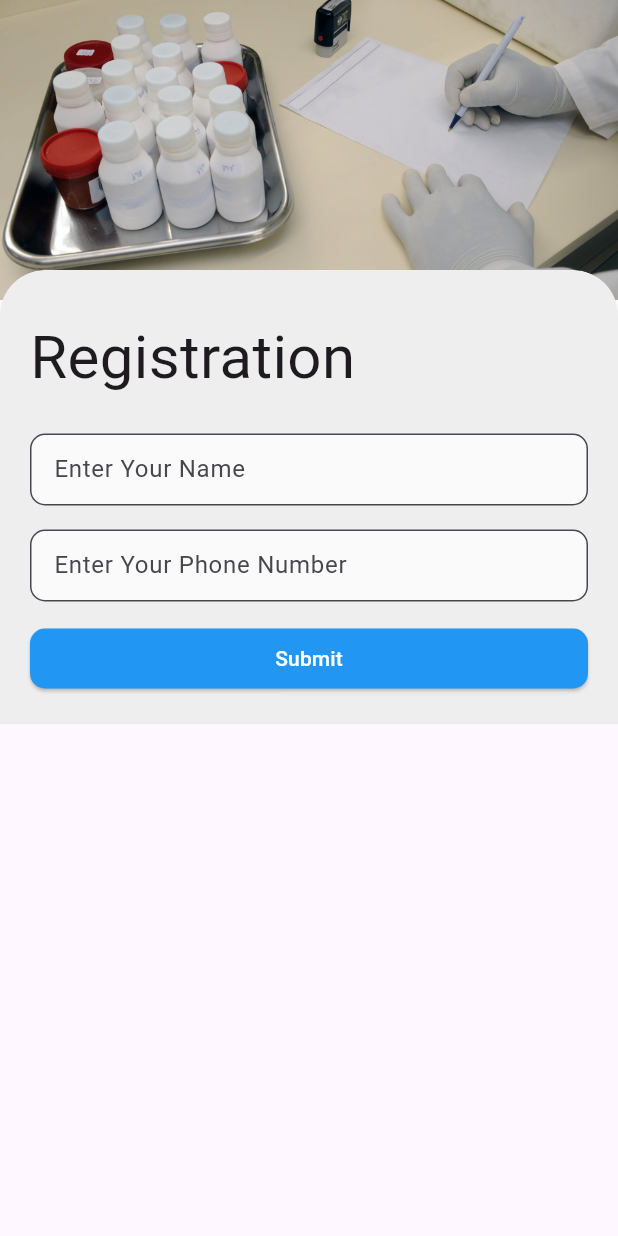
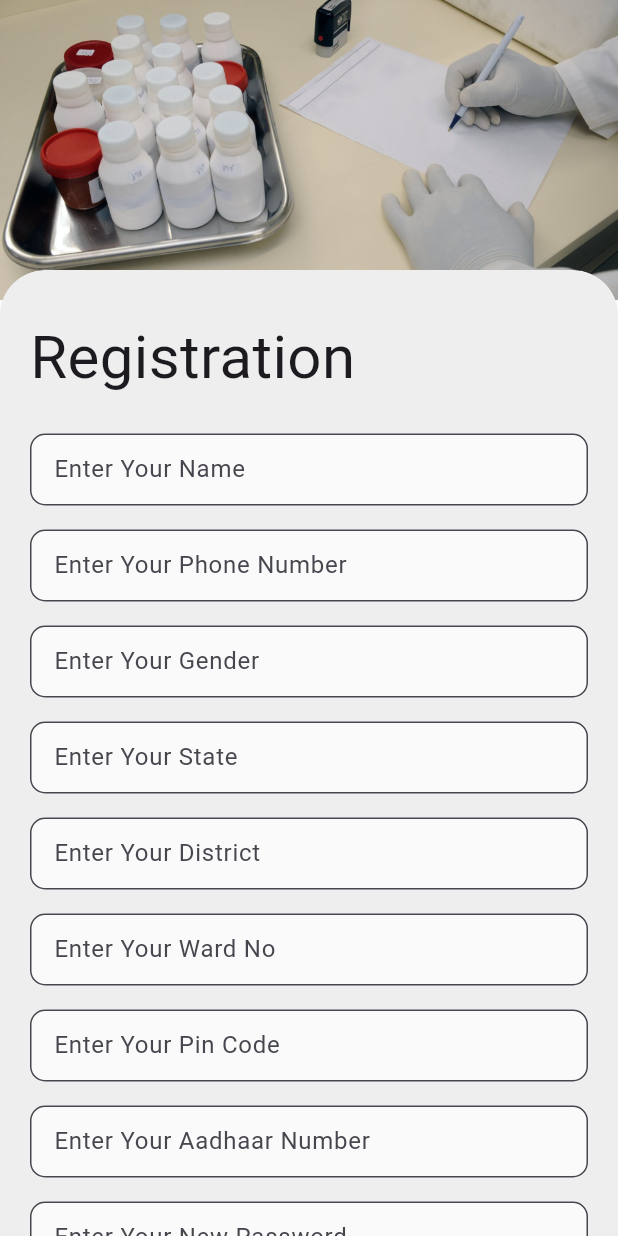
Before and after one commit to realakashdeep/Digital-Health-Care-Application, a Flutter app: the UserSignUp screen opened directly, on a phone screen of 412 x 824 dp. Run offline on Flutter 3.47's test engine with Material 3 defaults, Android fonts, the phone set to English and light mode, and no system bars; our stand-ins replace cloud_firestore, firebase_auth, firebase_core, firebase_storage, flutter_svg; accounts and stored records are empty.

```diff
--- a/lib/main.dart
+++ b/lib/main.dart
@@ -28,7 +28,7 @@ class MyApp extends StatelessWidget {
           colorScheme: ColorScheme.fromSeed(seedColor: Colors.deepPurple),
           useMaterial3: true,
         ),
-        home: UserSignUp(), // Use UserSignUp as the initial screen
+        home: SplashScreen(), // Use UserSignUp as the initial screen
       ),
     );
   }
--- a/lib/screens/user/user_signup.dart
+++ b/lib/screens/user/user_signup.dart
@@ -72,22 +72,22 @@ class _UserSignUp extends State<UserSignUp> {
                         SizedBox(height: 12),
                         buildTextField("Enter Your Phone Number", mycontroller: _phoneNumberController),
                         SizedBox(height: 12),
-                        // buildTextField("Enter Your Gender"),
-                        // SizedBox(height: 12),
-                        // buildTextField("Enter Your State"),
-                        // SizedBox(height: 12),
-                        // buildTextField("Enter Your District"),
-                        // SizedBox(height: 12),
-                        // buildTextField("Enter Your Ward No"),
-                        // SizedBox(height: 12),
-                        // buildTextField("Enter Your Pin Code"),
-                        // SizedBox(height: 12),
-                        // buildTextField("Enter Your Aadhaar Number"),
-                        // SizedBox(height: 12),
-                        // buildPasswordField("Enter Your New Password", controller: _newPasswordController),
-                        // SizedBox(height: 12),
-                        // buildPasswordField("Confirm Your Password", controller: null),
-                        // SizedBox(height: 12),
+                        buildTextField("Enter Your Gender"),
+                        SizedBox(height: 12),
+                        buildTextField("Enter Your State"),
+                        SizedBox(height: 12),
+                        buildTextField("Enter Your District"),
+                        SizedBox(height: 12),
+                        buildTextField("Enter Your Ward No"),
+                        SizedBox(height: 12),
+                        buildTextField("Enter Your Pin Code"),
+                        SizedBox(height: 12),
+                        buildTextField("Enter Your Aadhaar Number"),
+                        SizedBox(height: 12),
+                        buildPasswordField("Enter Your New Password", controller: _newPasswordController),
+                        SizedBox(height: 12),
+                        buildPasswordField("Confirm Your Password", controller: null),
+                        SizedBox(height: 12),
                         ElevatedButton(
                           onPressed: () async {
                             if (_formKey.currentState!.validate()) {
```
